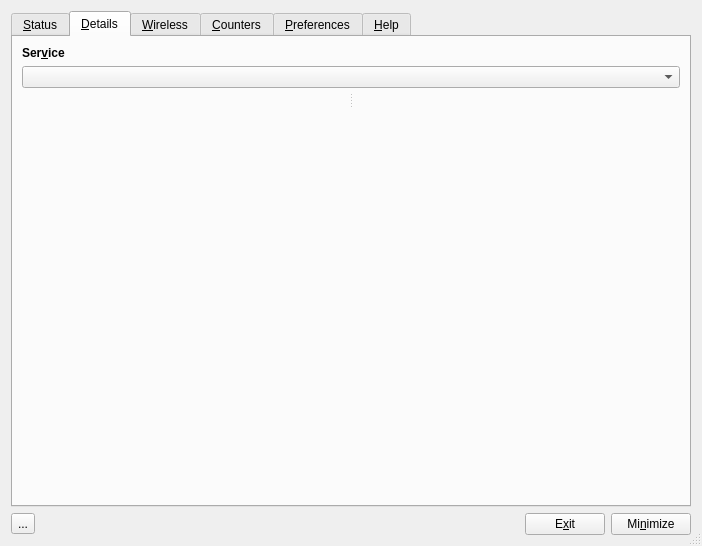
Old version of the form code/control_box/ui/controlbox.ui in the repository andrew-bibb/cmst.
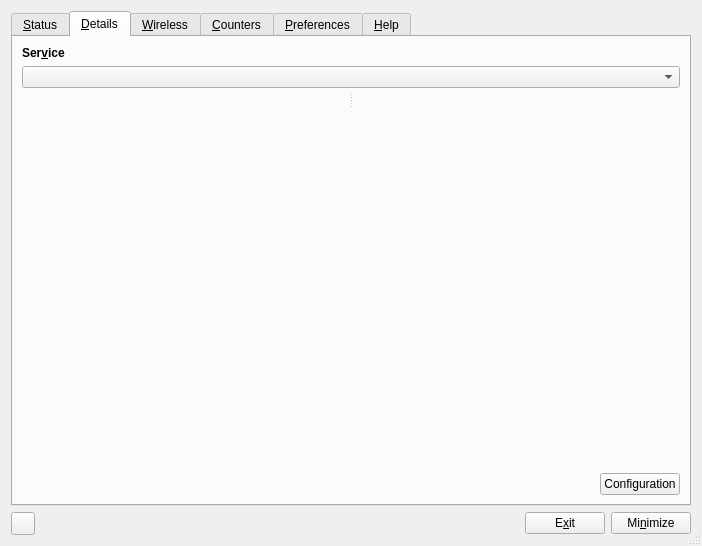
New version of the form. The open tabs and pages were chosen to show the change. Icons and pictures are not drawn.

```diff
--- a/code/control_box/ui/controlbox.ui
+++ b/code/control_box/ui/controlbox.ui
@@ -479,6 +479,33 @@
          </property>
         </spacer>
        </item>
+       <item>
+        <layout class="QHBoxLayout" name="horizontalLayout_6">
+         <item>
+          <spacer name="horizontalSpacer_8">
+           <property name="orientation">
+            <enum>Qt::Horizontal</enum>
+           </property>
+           <property name="sizeHint" stdset="0">
+            <size>
+             <width>40</width>
+             <height>20</height>
+            </size>
+           </property>
+          </spacer>
+         </item>
+         <item>
+          <widget class="QPushButton" name="pushButton_configuration">
+           <property name="whatsThis">
+            <string>&lt;html&gt;&lt;head/&gt;&lt;body&gt;&lt;p&gt;The default configuration method for all services is automatic or something like DHCP. This should be good enough for most typical usage, but if it is not this button will allow manual configuration of Ethernet and IP settings for the selected Service.&lt;/p&gt;&lt;/body&gt;&lt;/html&gt;</string>
+           </property>
+           <property name="text">
+            <string>Configuration</string>
+           </property>
+          </widget>
+         </item>
+        </layout>
+       </item>
       </layout>
      </widget>
      <widget class="QWidget" name="Wireless">
@@ -1124,11 +1151,7 @@
         <string>&lt;html&gt;&lt;head/&gt;&lt;body&gt;&lt;p&gt;Use this button to find information about an element in the GUI by entering &amp;quot;What's This&amp;quot; mode. &lt;/p&gt;&lt;p&gt;You may also right click on an element to show the &amp;quot;What's This&amp;quot; text for it.&lt;/p&gt;&lt;/body&gt;&lt;/html&gt;</string>
        </property>
        <property name="text">
-        <string>...</string>
-       </property>
-       <property name="icon">
-        <iconset resource="../../../cmst.qrc">
-         <normaloff>:/icons/images/interface/whatsthis.png</normaloff>:/icons/images/interface/whatsthis.png</iconset>
+        <string/>
        </property>
       </widget>
      </item>
```
Left out of the diff: 84 changed lines with no effect on the pictures.
